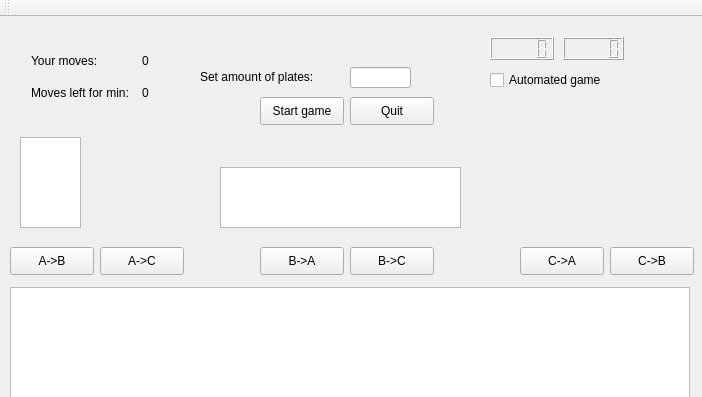
First picture: the form in student/13/hanoi/mainwindow.ui, repository ItsOpaz/ohjelmointi2, before the edit; both pictures show x 0 to 702 and y 0 to 397 of the 702 by 716 pixel window.
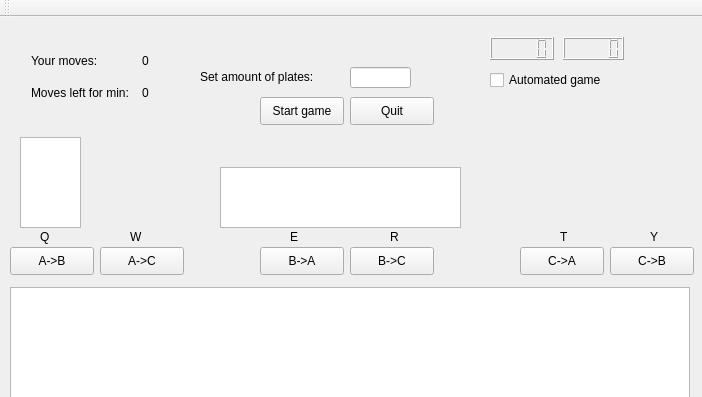
Second picture: the form after the edit.

Commit message: connected keyboard buttons to Qpushbuttons. End game messagebox shows time

The edit to the form file:
```diff
--- a/student/13/hanoi/mainwindow.ui
+++ b/student/13/hanoi/mainwindow.ui
@@ -262,6 +262,84 @@
      <string>Automated game</string>
     </property>
    </widget>
+   <widget class="QLabel" name="label_3">
+    <property name="geometry">
+     <rect>
+      <x>40</x>
+      <y>210</y>
+      <width>16</width>
+      <height>20</height>
+     </rect>
+    </property>
+    <property name="text">
+     <string>Q</string>
+    </property>
+   </widget>
+   <widget class="QLabel" name="label_4">
+    <property name="geometry">
+     <rect>
+      <x>130</x>
+      <y>210</y>
+      <width>16</width>
+      <height>20</height>
+     </rect>
+    </property>
+    <property name="text">
+     <string>W</string>
+    </property>
+   </widget>
+   <widget class="QLabel" name="label_6">
+    <property name="geometry">
+     <rect>
+      <x>290</x>
+      <y>210</y>
+      <width>16</width>
+      <height>20</height>
+     </rect>
+    </property>
+    <property name="text">
+     <string>E</string>
+    </property>
+   </widget>
+   <widget class="QLabel" name="label_7">
+    <property name="geometry">
+     <rect>
+      <x>390</x>
+      <y>210</y>
+      <width>16</width>
+      <height>20</height>
+     </rect>
+    </property>
+    <property name="text">
+     <string>R</string>
+    </property>
+   </widget>
+   <widget class="QLabel" name="label_8">
+    <property name="geometry">
+     <rect>
+      <x>560</x>
+      <y>210</y>
+      <width>16</width>
+      <height>20</height>
+     </rect>
+    </property>
+    <property name="text">
+     <string>T</string>
+    </property>
+   </widget>
+   <widget class="QLabel" name="label_9">
+    <property name="geometry">
+     <rect>
+      <x>650</x>
+      <y>210</y>
+      <width>16</width>
+      <height>20</height>
+     </rect>
+    </property>
+    <property name="text">
+     <string>Y</string>
+    </property>
+   </widget>
   </widget>
   <widget class="QMenuBar" name="menuBar">
    <property name="geometry">
```
The commit also changes 2 other files.
